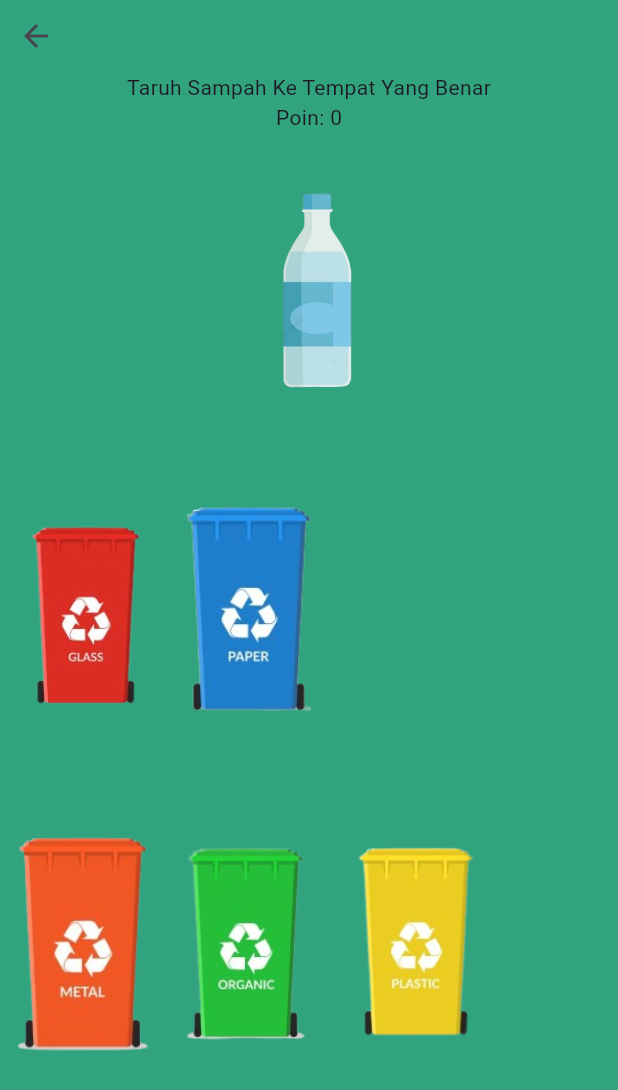
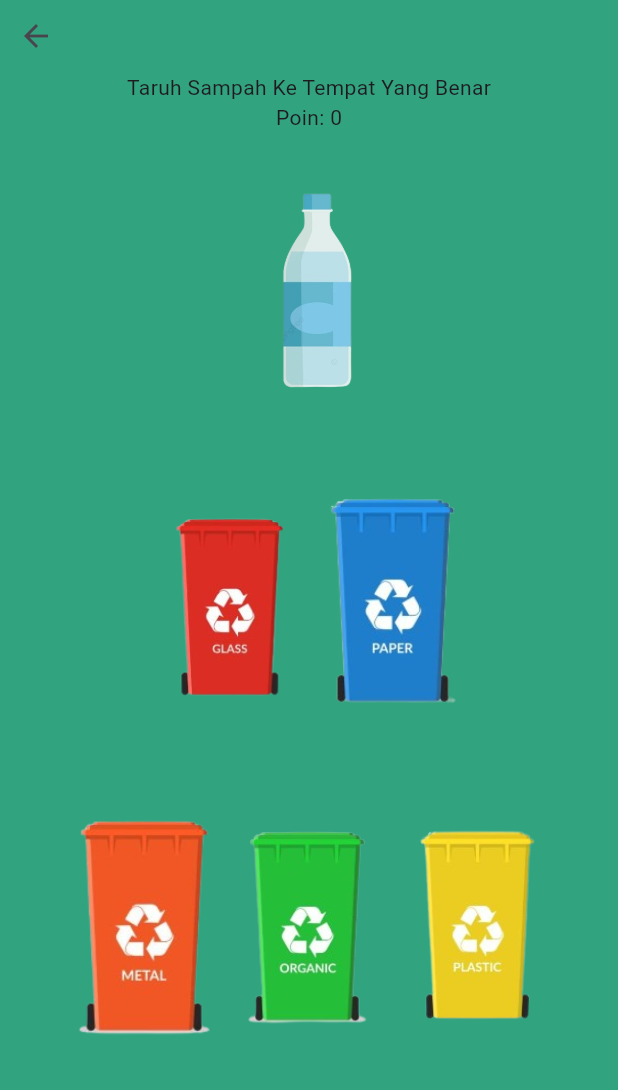
Before and after one commit to rafsanalhad/simasam, a Flutter app: the GameDragSampah screen opened directly, on a phone screen of 412 x 824 dp. Shown: the top 1090 px of the screen. Run offline on Flutter 3.47's test engine with Material 3 defaults, Android fonts, the phone set to English and light mode, and no system bars; our stand-ins replace carousel_slider; network calls fail.

Commit message:
Fix bug 2

```diff
--- a/lib/screens/gamedragsampah.dart
+++ b/lib/screens/gamedragsampah.dart
@@ -54,26 +54,59 @@ class _GameDragSampahState extends State<GameDragSampah> {
               ),
             )),
             Positioned(
-              top: 0,
               child: Container(
-                  height: 470,
                   child: Column(
                     children: [
                       Column(
                         crossAxisAlignment: CrossAxisAlignment.center,
+                        mainAxisAlignment: MainAxisAlignment.center,
                         children: [
                           Center(
-                            child: Row(children: [
-                              Image(
+                            child: Row(mainAxisAlignment: MainAxisAlignment.center, children: [
+                               DragTarget(
+                                  onWillAcceptWithDetails: (value) => true,
+                                  onAcceptWithDetails: (value) {
+                                    print(value);
+                                    setState(() {
+                                      checkImage =
+                                          true;
+                                    print('accept');
+                                    poin += 10;
+                                    });
+                                  },
+                                  builder: (context, candidates, rejected) {
+                                    return (checkImage) ?  Image(
                                   image: AssetImage(
                                       'assets/img/tempat_sampah_gelas.png'),
                                   width: 110,
-                                  height: 230),
-                              Image(
+                                  height: 219) : Image(
+                                  image: AssetImage(
+                                      'assets/img/tempat_sampah_gelas.png'),
+                                  width: 110,
+                                  height: 219);
+                                  }),
+                               DragTarget(
+                                  onWillAcceptWithDetails: (value) => true,
+                                  onAcceptWithDetails: (value) {
+                                    print(value);
+                                    setState(() {
+                                      checkImage =
+                                          true;
+                                    print('accept');
+                                    poin += 10;
+                                    });
+                                  },
+                                  builder: (context, candidates, rejected) {
+                                    return (checkImage) ?  Image(
                                   image: AssetImage(
                                       'assets/img/tempat_sampah_kertas.png'),
                                   width: 110,
-                                  height: 230),
+                                  height: 219) : Image(
+                                  image: AssetImage(
+                                      'assets/img/tempat_sampah_kertas.png'),
+                                  width: 110,
+                                  height: 219);
+                                  }),
                             ]),
                           ),
                         ],
@@ -81,6 +114,7 @@ class _GameDragSampahState extends State<GameDragSampah> {
                       Column(
                         children: [
                           Row(
+                            mainAxisAlignment: MainAxisAlignment.center,
                             children: [
                               DragTarget(
                                   onWillAcceptWithDetails: (value) => true,
@@ -105,16 +139,50 @@ class _GameDragSampahState extends State<GameDragSampah> {
                                   height: 219);
                                   }),
 
-                              Image(
+                               DragTarget(
+                                  onWillAcceptWithDetails: (value) => true,
+                                  onAcceptWithDetails: (value) {
+                                    print(value);
+                                    setState(() {
+                                      checkImage =
+                                          true;
+                                    print('accept');
+                                    poin += 10;
+                                    });
+                                  },
+                                  builder: (context, candidates, rejected) {
+                                    return (checkImage) ?  Image(
                                   image: AssetImage(
                                       'assets/img/tempat_sampah_organik.png'),
                                   width: 110,
-                                  height: 219),
-                              Image(
+                                  height: 219) : Image(
+                                  image: AssetImage(
+                                      'assets/img/tempat_sampah_organik.png'),
+                                  width: 110,
+                                  height: 219);
+                                  }),
+                              DragTarget(
+                                  onWillAcceptWithDetails: (value) => true,
+                                  onAcceptWithDetails: (value) {
+                                    print(value);
+                                    setState(() {
+                                      checkImage =
+                                          true;
+                                    print('accept');
+                                    poin += 10;
+                                    });
+                                  },
+                                  builder: (context, candidates, rejected) {
+                                    return (checkImage) ?  Image(
                                   image: AssetImage(
                                       'assets/img/tempat_sampah_plastik.png'),
                                   width: 110,
-                                  height: 219),
+                                  height: 219) : Image(
+                                  image: AssetImage(
+                                      'assets/img/tempat_sampah_plastik.png'),
+                                  width: 110,
+                                  height: 219);
+                                  }),
                             ],
                           ),
                         ],
```
